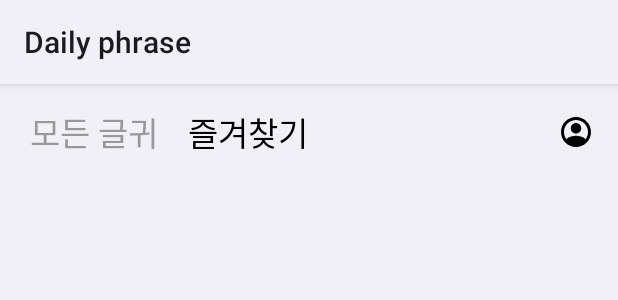
After one commit to Nexters/daily-phrase-android, an Android app: the layout fragment_bookmark.xml on its own in the app's theme, with its tools: preview values and no code run, on a phone screen of 412 x 824 dp. The commit adds this screen. Shown: the top 300 px of the screen. Run offline under Robolectric (Android 15) with nearby library versions, the phone set to English and light mode, and no system bars.

Commit message:
feat : 즐겨찾기 페이지 생성

```diff
--- /dev/null
+++ b/presentation/src/main/kotlin/com/silvertown/android/dailyphrase/presentation/ui/bookmark/BookmarkFragment.kt
@@ -0,0 +1,21 @@
+package com.silvertown.android.dailyphrase.presentation.ui.bookmark
+
+import android.os.Bundle
+import android.view.View
+import androidx.navigation.fragment.findNavController
+import com.silvertown.android.dailyphrase.presentation.databinding.FragmentBookmarkBinding
+import com.silvertown.android.dailyphrase.presentation.ui.base.BaseFragment
+
+class BookmarkFragment : BaseFragment<FragmentBookmarkBinding>(FragmentBookmarkBinding::inflate) {
+    override fun onViewCreated(view: View, savedInstanceState: Bundle?) {
+        super.onViewCreated(view, savedInstanceState)
+
+        initListeners()
+    }
+
+    private fun initListeners() {
+        binding.tvAllPhrase.setOnClickListener {
+            findNavController().popBackStack() // TODO: 수정
+        }
+    }
+}
--- a/presentation/src/main/kotlin/com/silvertown/android/dailyphrase/presentation/ui/home/HomeFragment.kt
+++ b/presentation/src/main/kotlin/com/silvertown/android/dailyphrase/presentation/ui/home/HomeFragment.kt
@@ -35,6 +35,11 @@
     }
 
     private fun initListeners() {
+        binding.tvBookmark.setOnClickListener {
+            HomeFragmentDirections
+                .moveToBookmarkFragment()
+                .also { findNavController().navigate(it) }
+        }
     }
 
     private fun initViews() {
--- /dev/null
+++ b/presentation/src/main/res/layout/fragment_bookmark.xml
@@ -0,0 +1,52 @@
+<?xml version="1.0" encoding="utf-8"?>
+<androidx.constraintlayout.widget.ConstraintLayout xmlns:android="http://schemas.android.com/apk/res/android"
+    xmlns:tools="http://schemas.android.com/tools"
+    android:layout_width="match_parent"
+    android:layout_height="match_parent"
+    xmlns:app="http://schemas.android.com/apk/res-auto"
+    tools:context=".ui.bookmark.BookmarkFragment">
+
+    <androidx.constraintlayout.widget.ConstraintLayout
+        android:id="@+id/cl_tool_bar"
+        android:layout_width="0dp"
+        android:layout_height="64dp"
+        app:layout_constraintTop_toTopOf="parent"
+        app:layout_constraintStart_toStartOf="parent"
+        app:layout_constraintEnd_toEndOf="parent">
+
+        <TextView
+            android:id="@+id/tv_all_phrase"
+            android:layout_width="wrap_content"
+            android:layout_height="wrap_content"
+            android:layout_marginStart="20dp"
+            android:textSize="22sp"
+            android:textColor="#989898"
+            android:text="@string/all_phrase"
+            app:layout_constraintTop_toTopOf="parent"
+            app:layout_constraintBottom_toBottomOf="parent"
+            app:layout_constraintStart_toStartOf="parent"/>
+
+        <TextView
+            android:id="@+id/tv_bookmark"
+            android:layout_width="wrap_content"
+            android:layout_height="wrap_content"
+            android:layout_marginStart="20dp"
+            android:textSize="22sp"
+            android:textColor="#000000"
+            android:text="@string/bookmark"
+            app:layout_constraintTop_toTopOf="parent"
+            app:layout_constraintBottom_toBottomOf="parent"
+            app:layout_constraintStart_toEndOf="@id/tv_all_phrase"/>
+
+        <ImageView
+            android:id="@+id/iv_profile"
+            android:layout_width="wrap_content"
+            android:layout_height="wrap_content"
+            android:padding="10dp"
+            android:layout_marginEnd="6dp"
+            android:src="@drawable/ic_profile"
+            app:layout_constraintEnd_toEndOf="parent"
+            app:layout_constraintTop_toTopOf="parent"
+            app:layout_constraintBottom_toBottomOf="parent"/>
+    </androidx.constraintlayout.widget.ConstraintLayout>
+</androidx.constraintlayout.widget.ConstraintLayout>
--- a/presentation/src/main/res/navigation/main_navigation.xml
+++ b/presentation/src/main/res/navigation/main_navigation.xml
@@ -13,6 +13,15 @@
         <action
             android:id="@+id/move_to_postFragment"
             app:destination="@id/postFragment"/>
+        <action
+            android:id="@+id/move_to_bookmarkFragment"
+            app:destination="@id/bookmarkFragment"/>
+    </fragment>
+
+    <fragment
+        android:id="@+id/bookmarkFragment"
+        android:name="com.silvertown.android.dailyphrase.presentation.ui.bookmark.BookmarkFragment"
+        tools:layout="@layout/fragment_bookmark">
     </fragment>
 
     <fragment
```
